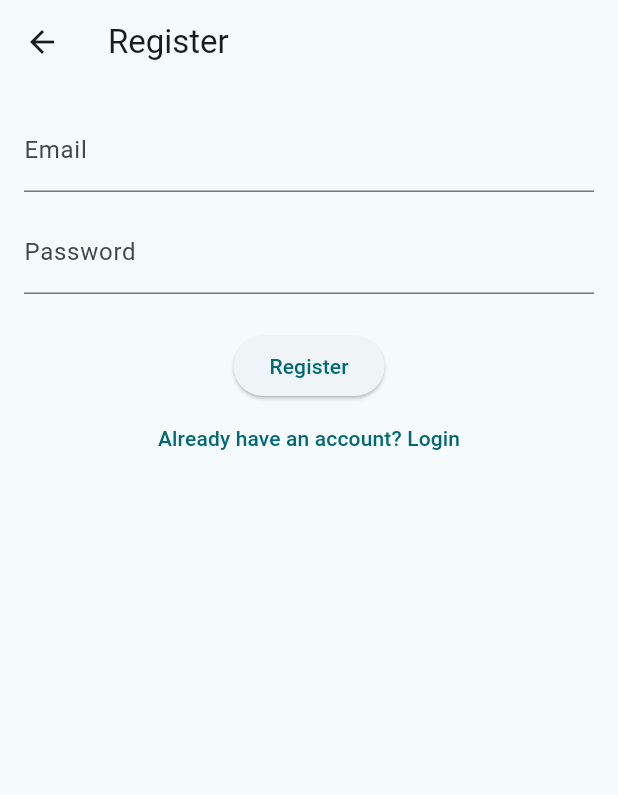
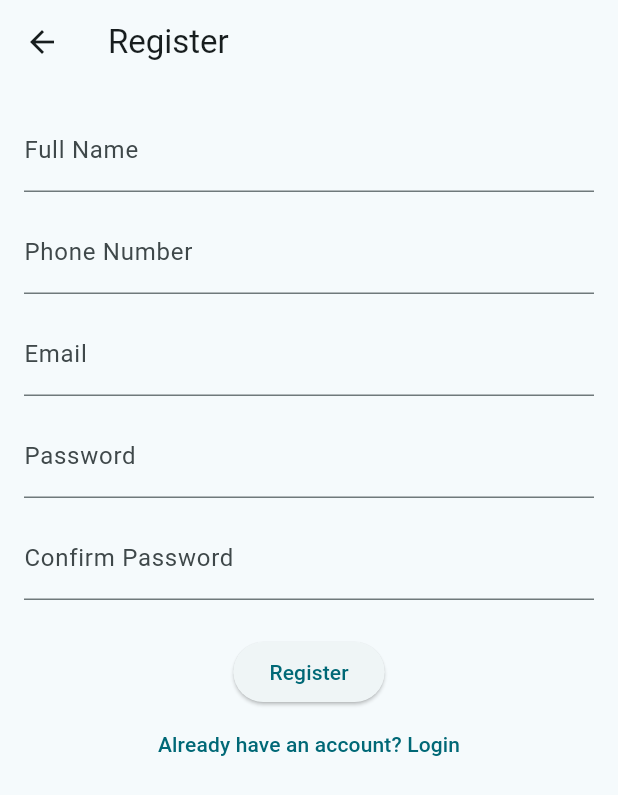
Before and after one commit to lavyne-owiti/currency_exchange, a Flutter app: the RegisterScreen screen opened directly, on a phone screen of 412 x 824 dp. Shown: the top 795 px of the screen. Run offline on Flutter 3.47's test engine with Material 3 defaults, Android fonts, the phone set to English and light mode, and no system bars; our stand-ins replace dio, firebase_auth, firebase_core, fl_chart, flutter_riverpod; accounts and stored records are empty; network calls fail.

Commit message:
refactor: the registration page

```diff
--- a/lib/feature/currency_trade/presentation/screens/auth/register.dart
+++ b/lib/feature/currency_trade/presentation/screens/auth/register.dart
@@ -1,7 +1,6 @@
 import 'package:currency_exchange_app/feature/currency_trade/presentation/providers/auth_controller.dart';
 import 'package:flutter/material.dart';
 import 'package:flutter_riverpod/flutter_riverpod.dart';
-
 
 class RegisterScreen extends ConsumerStatefulWidget {
   const RegisterScreen({super.key});
@@ -12,8 +11,12 @@ class RegisterScreen extends ConsumerStatefulWidget {
 
 class _RegisterScreenState extends ConsumerState<RegisterScreen> {
   final _formKey = GlobalKey<FormState>();
+
+  final nameController = TextEditingController();
+  final phoneController = TextEditingController();
   final emailController = TextEditingController();
   final passwordController = TextEditingController();
+  final confirmPasswordController = TextEditingController();
 
   bool isLoading = false;
 
@@ -26,12 +29,17 @@ class _RegisterScreenState extends ConsumerState<RegisterScreen> {
 
     try {
       await auth.signUp(
-          emailController.text.trim(), passwordController.text.trim());
+        emailController.text.trim(),
+        passwordController.text.trim(),
+      );
       ScaffoldMessenger.of(context).showSnackBar(
-          const SnackBar(content: Text("Registration Successful")));
+        const SnackBar(content: Text("Registration Successful")),
+      );
+      // You can also save the name and phone to Firestore here
     } catch (e) {
-      ScaffoldMessenger.of(context)
-          .showSnackBar(SnackBar(content: Text("Error: $e")));
+      ScaffoldMessenger.of(context).showSnackBar(
+        SnackBar(content: Text("Error: $e")),
+      );
     } finally {
       setState(() => isLoading = false);
     }
@@ -41,15 +49,32 @@ class _RegisterScreenState extends ConsumerState<RegisterScreen> {
   Widget build(BuildContext context) {
     return Scaffold(
       appBar: AppBar(title: const Text("Register")),
-      body: Padding(
+      body: SingleChildScrollView(
         padding: const EdgeInsets.all(16.0),
         child: Form(
           key: _formKey,
           child: Column(
             children: [
               TextFormField(
+                controller: nameController,
+                decoration: const InputDecoration(labelText: 'Full Name'),
+                validator: (val) =>
+                    val != null && val.isNotEmpty ? null : 'Enter your name',
+              ),
+              const SizedBox(height: 12),
+              TextFormField(
+                controller: phoneController,
+                decoration: const InputDecoration(labelText: 'Phone Number'),
+                keyboardType: TextInputType.phone,
+                validator: (val) => val != null && val.length >= 10
+                    ? null
+                    : 'Enter a valid phone number',
+              ),
+              const SizedBox(height: 12),
+              TextFormField(
                 controller: emailController,
                 decoration: const InputDecoration(labelText: 'Email'),
+                keyboardType: TextInputType.emailAddress,
                 validator: (val) => val != null && val.contains('@')
                     ? null
                     : 'Enter a valid email',
@@ -63,6 +88,16 @@ class _RegisterScreenState extends ConsumerState<RegisterScreen> {
                     ? null
                     : 'Minimum 6 characters',
               ),
+              const SizedBox(height: 12),
+              TextFormField(
+                controller: confirmPasswordController,
+                decoration:
+                    const InputDecoration(labelText: 'Confirm Password'),
+                obscureText: true,
+                validator: (val) => val == passwordController.text
+                    ? null
+                    : 'Passwords do not match',
+              ),
               const SizedBox(height: 24),
               isLoading
                   ? const CircularProgressIndicator()
@@ -73,7 +108,7 @@ class _RegisterScreenState extends ConsumerState<RegisterScreen> {
               TextButton(
                 onPressed: () => Navigator.pop(context),
                 child: const Text("Already have an account? Login"),
-              )
+              ),
             ],
           ),
         ),
```
